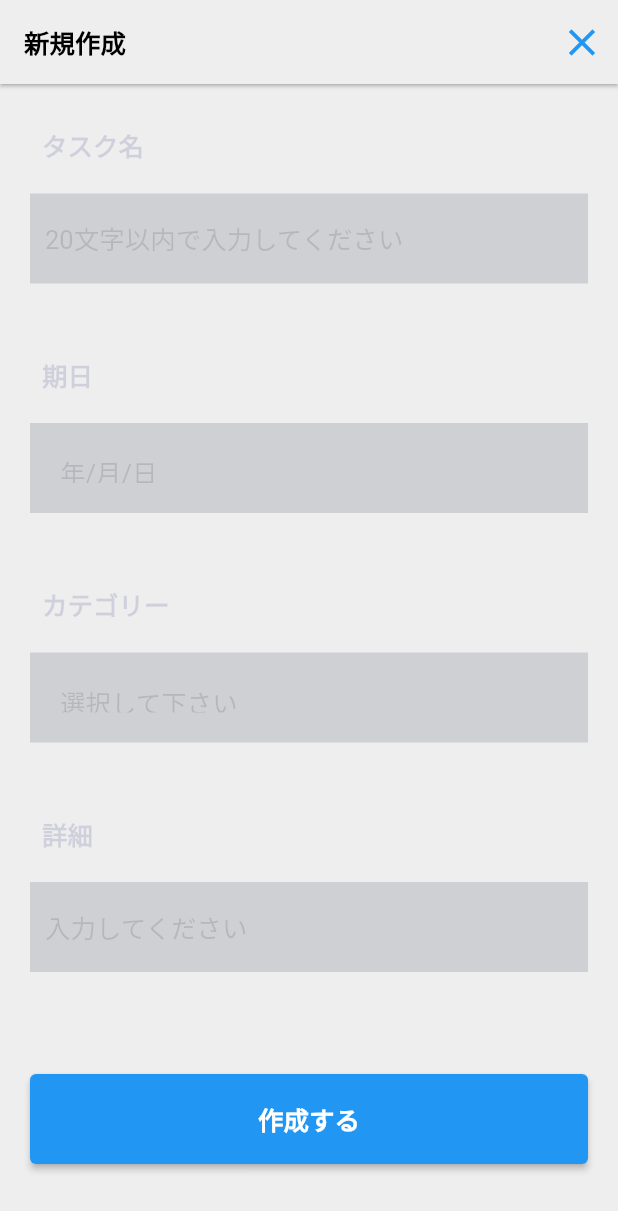
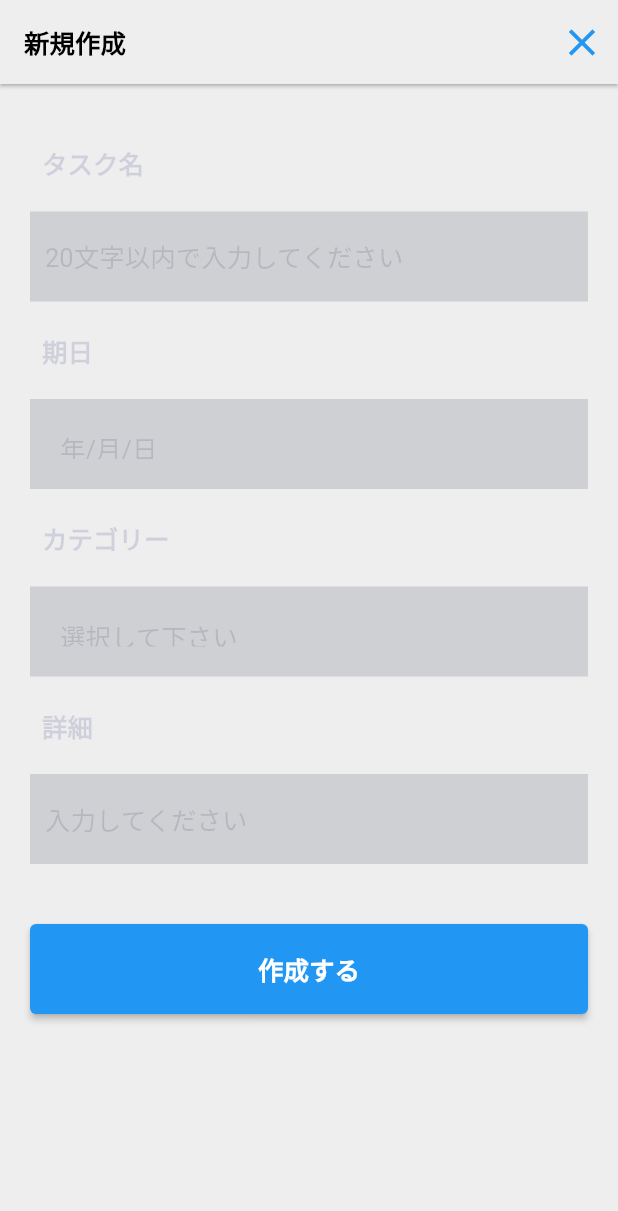
Before and after one commit to iseruuuuu/techtrain_todo_app, a Flutter app: the AddScreenFul screen opened directly, on a phone screen of 412 x 824 dp. Shown: the top 1211 px of the screen. Run offline on Flutter 3.47's test engine with Material 2 defaults, Android fonts, the phone set to English and light mode, and no system bars; our stand-ins replace flutter_datetime_picker, get, modal_bottom_sheet, shared_preferences; missing offline and left inert: enum_to_string; accounts and stored records are empty.

Commit message:
add: キーボードのoverflowを解消

```diff
--- a/lib/screen/add/add_screen_ful.dart
+++ b/lib/screen/add/add_screen_ful.dart
@@ -43,10 +43,14 @@ class _AddScreenFulState extends State<AddScreenFul> {
           ),
         ],
       ),
-      body: Column(
+      body: SingleChildScrollView(
+        child: Column(
           crossAxisAlignment: CrossAxisAlignment.start,
-        mainAxisAlignment: MainAxisAlignment.spaceEvenly,
+          mainAxisAlignment: MainAxisAlignment.spaceAround,
           children: [
+            Container(
+              height: 40,
+            ),
             AddItem(
               title: 'タスク名',
               hintText: '20文字以内で入力してください',
@@ -84,6 +88,7 @@ class _AddScreenFulState extends State<AddScreenFul> {
             ),
           ],
         ),
+      ),
     );
   }
 }
```
Lines whose indentation alone changed are shown as unchanged.
